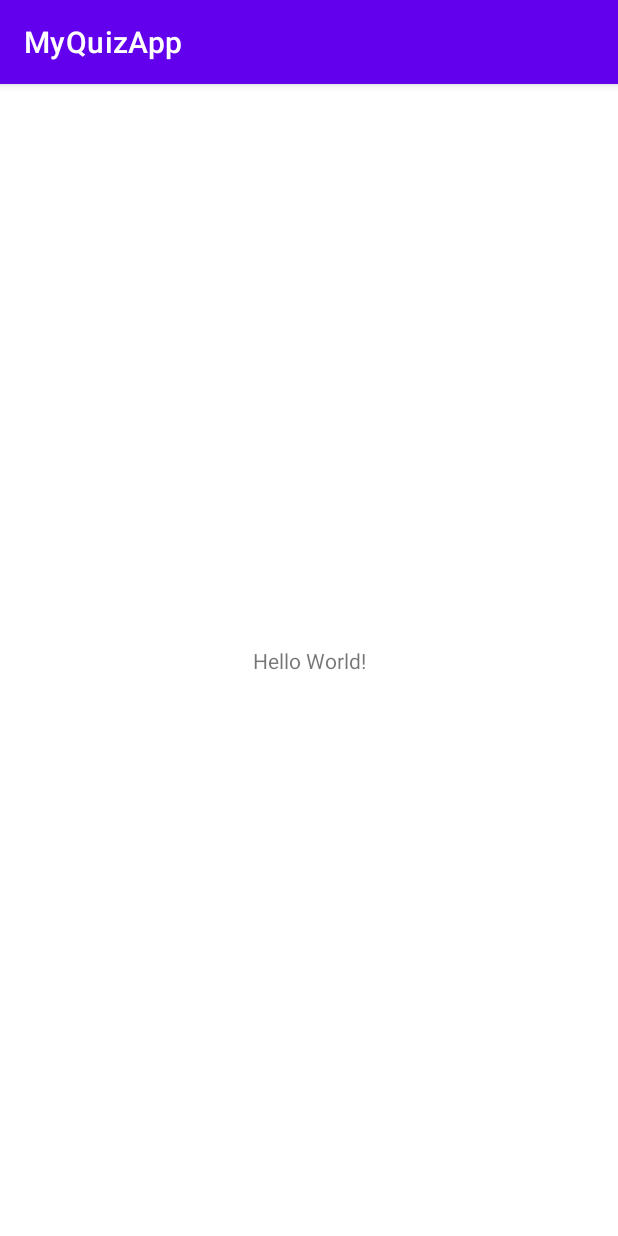
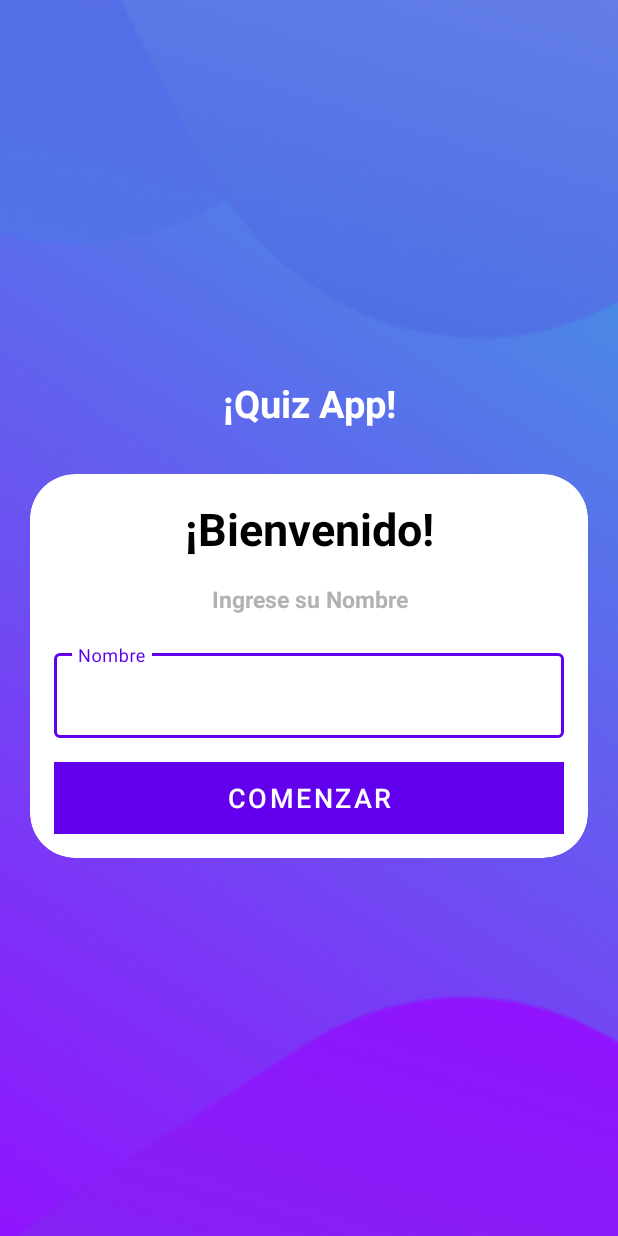
Before and after one commit to rocatoro18/MyQuizApp, an Android app: the screen it shows after launch (MainActivity), on a phone screen of 412 x 824 dp. Run offline under Robolectric (Android 15) with nearby library versions, the phone set to English and light mode, and no system bars.

Commit message:
Welcome screen ui

```diff
--- a/app/src/main/AndroidManifest.xml
+++ b/app/src/main/AndroidManifest.xml
@@ -14,7 +14,8 @@
         tools:targetApi="31">
         <activity
             android:name=".MainActivity"
-            android:exported="true">
+            android:exported="true"
+            android:screenOrientation="portrait">
             <intent-filter>
                 <action android:name="android.intent.action.MAIN" />
 
--- a/app/src/main/res/layout/activity_main.xml
+++ b/app/src/main/res/layout/activity_main.xml
@@ -1,18 +1,91 @@
 <?xml version="1.0" encoding="utf-8"?>
-<androidx.constraintlayout.widget.ConstraintLayout xmlns:android="http://schemas.android.com/apk/res/android"
+<LinearLayout xmlns:android="http://schemas.android.com/apk/res/android"
     xmlns:app="http://schemas.android.com/apk/res-auto"
     xmlns:tools="http://schemas.android.com/tools"
     android:layout_width="match_parent"
     android:layout_height="match_parent"
+    android:background="@drawable/ic_bg"
+    android:gravity="center"
+    android:orientation="vertical"
     tools:context=".MainActivity">
 
     <TextView
-        android:layout_width="wrap_content"
+        android:layout_width="match_parent"
         android:layout_height="wrap_content"
-        android:text="Hello World!"
-        app:layout_constraintBottom_toBottomOf="parent"
-        app:layout_constraintEnd_toEndOf="parent"
-        app:layout_constraintStart_toStartOf="parent"
-        app:layout_constraintTop_toTopOf="parent" />
+        android:text="¡Quiz App!"
+        android:textSize="25sp"
+        android:textStyle="bold"
+        android:layout_marginBottom="30dp"
+        android:gravity="center"
+        android:textColor="@color/white"
+        />
 
-</androidx.constraintlayout.widget.ConstraintLayout>
+    <com.google.android.material.card.MaterialCardView
+        android:layout_width="match_parent"
+        android:layout_height="wrap_content"
+        android:layout_marginStart="20dp"
+        android:layout_marginEnd="20dp"
+        app:cardCornerRadius="30dp"
+        android:background="@color/white"
+        >
+
+        <LinearLayout
+            android:layout_width="match_parent"
+            android:layout_height="wrap_content"
+            android:layout_margin="16dp"
+            android:orientation="vertical">
+
+            <TextView
+                android:layout_width="match_parent"
+                android:layout_height="wrap_content"
+                android:text="¡Bienvenido!"
+                android:textSize="30sp"
+                android:textStyle="bold"
+                android:gravity="center"
+                android:textColor="@color/black"
+                />
+
+            <TextView
+                android:layout_width="match_parent"
+                android:layout_height="wrap_content"
+                android:text="Ingrese su Nombre"
+                android:textSize="15sp"
+                android:layout_marginTop="16sp"
+                android:textStyle="bold"
+                android:gravity="center"
+                android:textColor="#B2B2B2"
+                />
+
+            <com.google.android.material.textfield.TextInputLayout
+                android:layout_width="match_parent"
+                android:layout_height="wrap_content"
+                style="@style/Widget.MaterialComponents.TextInputLayout.OutlinedBox"
+                android:layout_marginTop="20dp">
+
+                <androidx.appcompat.widget.AppCompatEditText
+                    android:layout_width="match_parent"
+                    android:layout_height="wrap_content"
+                    android:hint="Nombre"
+                    android:inputType="textCapWords"
+                    >
+
+                </androidx.appcompat.widget.AppCompatEditText>
+
+                <Button
+                    android:layout_width="match_parent"
+                    android:layout_height="wrap_content"
+                    android:layout_marginTop="16dp"
+                    android:background="@color/design_default_color_primary"
+                    android:text="Comenzar"
+                    android:textColor="@color/white"
+                    android:textSize="18sp"
+                    >
+                </Button>
+
+            </com.google.android.material.textfield.TextInputLayout>
+
+        </LinearLayout>
+
+    </com.google.android.material.card.MaterialCardView>
+
+</LinearLayout>
--- a/app/src/main/res/values/themes.xml
+++ b/app/src/main/res/values/themes.xml
@@ -1,6 +1,6 @@
 <resources xmlns:tools="http://schemas.android.com/tools">
     <!-- Base application theme. -->
-    <style name="Theme.MyQuizApp" parent="Theme.MaterialComponents.DayNight.DarkActionBar">
+    <style name="Theme.MyQuizApp" parent="Theme.MaterialComponents.DayNight.NoActionBar">
         <!-- Primary brand color. -->
         <item name="colorPrimary">@color/purple_500</item>
         <item name="colorPrimaryVariant">@color/purple_700</item>
@@ -11,6 +11,8 @@
         <item name="colorOnSecondary">@color/black</item>
         <!-- Status bar color. -->
         <item name="android:statusBarColor">?attr/colorPrimaryVariant</item>
+        <!--  App en pantalla completa -->
+        <item name="android:windowFullscreen">true</item>
         <!-- Customize your theme here. -->
     </style>
 </resources>
```
Also changed, not shown: app/src/main/res/drawable/ic_bg.png (added).
